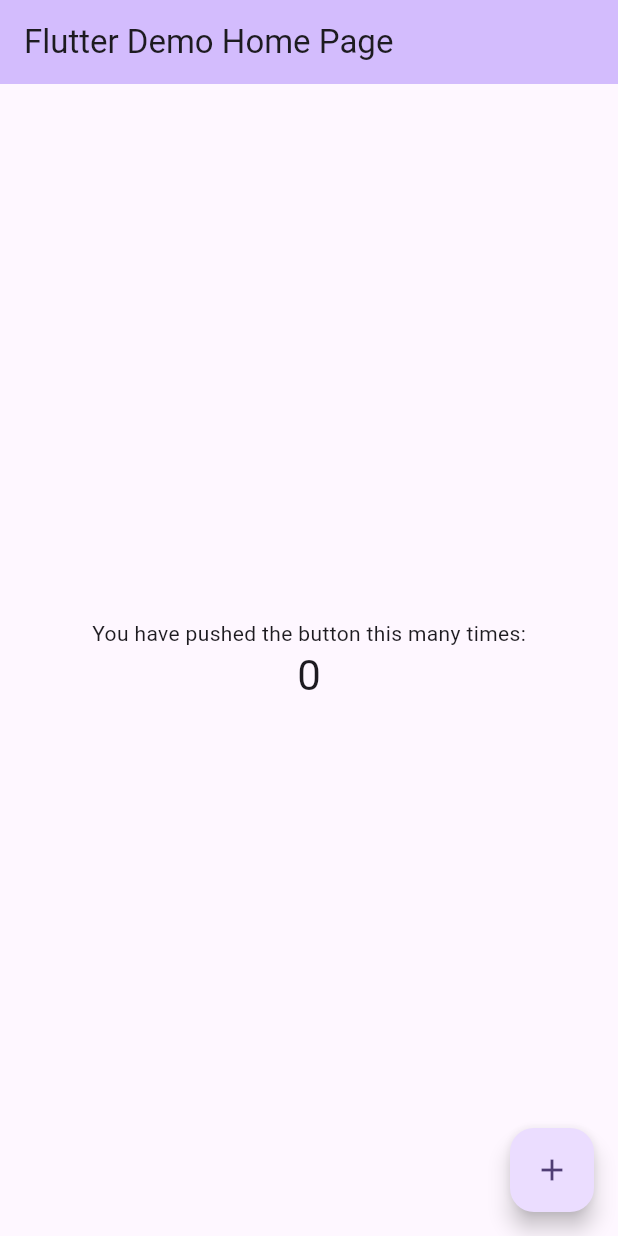
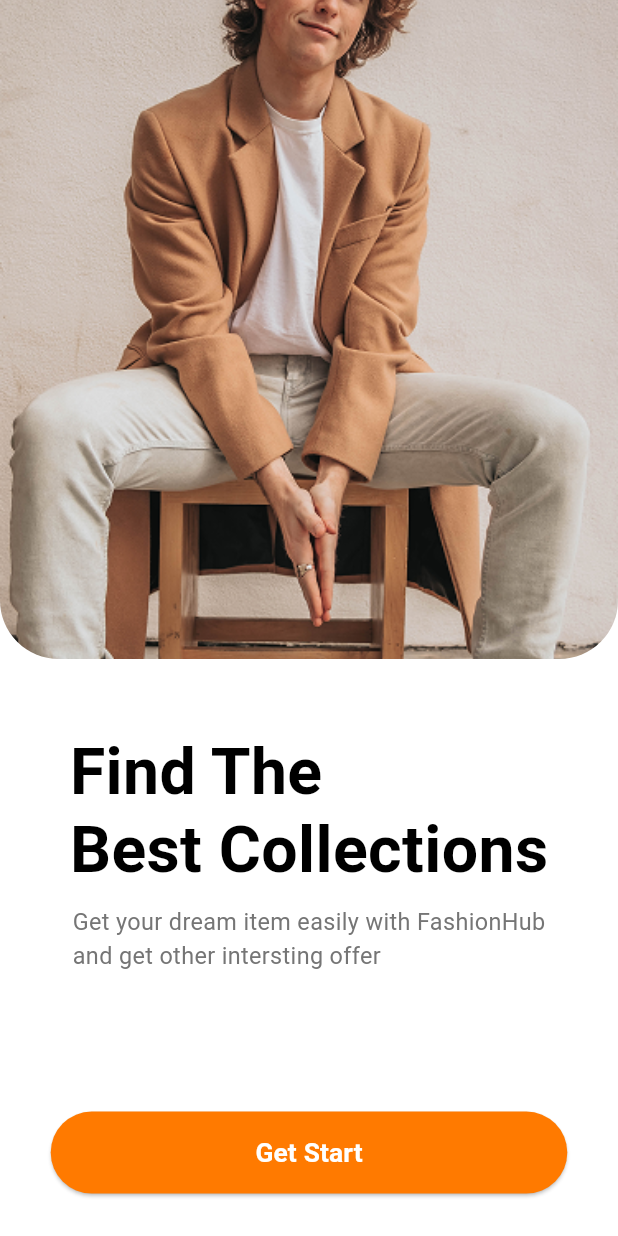
Before and after one commit to Vicky2505/Brandstore_App, a Flutter app: the screen it shows after launch, on a phone screen of 412 x 824 dp. Run offline on Flutter 3.47's test engine with Material 3 defaults, Android fonts, the light colour scheme and no system bars; our stand-ins replace flutter_screenutil; Roboto replaces fonts that are missing (Poppins).

Commit message:
completed onboarding screen

```diff
--- a/lib/main.dart
+++ b/lib/main.dart
@@ -1,4 +1,6 @@
+import 'package:brandstore/ui/onboarding_screen.dart';
 import 'package:flutter/material.dart';
+import 'package:flutter_screenutil/flutter_screenutil.dart';
 
 void main() {
   runApp(const MyApp());
@@ -7,116 +9,24 @@ void main() {
 class MyApp extends StatelessWidget {
   const MyApp({super.key});
 
-  // This widget is the root of your application.
   @override
   Widget build(BuildContext context) {
-    return MaterialApp(
-      title: 'Flutter Demo',
-      theme: ThemeData(
-        // This is the theme of your application.
-        //
-        // TRY THIS: Try running your application with "flutter run". You'll see
-        // the application has a purple toolbar. Then, without quitting the app,
-        // try changing the seedColor in the colorScheme below to Colors.green
-        // and then invoke "hot reload" (save your changes or press the "hot
-        // reload" button in a Flutter-supported IDE, or press "r" if you used
-        // the command line to start the app).
-        //
-        // Notice that the counter didn't reset back to zero; the application
-        // state is not lost during the reload. To reset the state, use hot
-        // restart instead.
-        //
-        // This works for code too, not just values: Most code changes can be
-        // tested with just a hot reload.
-        colorScheme: ColorScheme.fromSeed(seedColor: Colors.deepPurple),
-      ),
-      home: const MyHomePage(title: 'Flutter Demo Home Page'),
+    return ScreenUtilInit(
+      designSize: const Size(390, 844),
+      minTextAdapt: true,
+      splitScreenMode: true,
+      builder: (context, child) {
+        return MaterialApp(
+          debugShowCheckedModeBanner: false,
+          title: 'BrandStore App',
+          theme: ThemeData(
+            fontFamily: 'Poppins',
+            scaffoldBackgroundColor: Colors.white,
+            useMaterial3: true,
+          ),
+          home: const OnboardingScreen(),
+        );
+      },
     );
   }
 }
-
-class MyHomePage extends StatefulWidget {
-  const MyHomePage({super.key, required this.title});
-
-  // This widget is the home page of your application. It is stateful, meaning
-  // that it has a State object (defined below) that contains fields that affect
-  // how it looks.
-
-  // This class is the configuration for the state. It holds the values (in this
-  // case the title) provided by the parent (in this case the App widget) and
-  // used by the build method of the State. Fields in a Widget subclass are
-  // always marked "final".
-
-  final String title;
-
-  @override
-  State<MyHomePage> createState() => _MyHomePageState();
-}
-
-class _MyHomePageState extends State<MyHomePage> {
-  int _counter = 0;
-
-  void _incrementCounter() {
-    setState(() {
-      // This call to setState tells the Flutter framework that something has
-      // changed in this State, which causes it to rerun the build method below
-      // so that the display can reflect the updated values. If we changed
-      // _counter without calling setState(), then the build method would not be
-      // called again, and so nothing would appear to happen.
-      _counter++;
-    });
-  }
-
-  @override
-  Widget build(BuildContext context) {
-    // This method is rerun every time setState is called, for instance as done
-    // by the _incrementCounter method above.
-    //
-    // The Flutter framework has been optimized to make rerunning build methods
-    // fast, so that you can just rebuild anything that needs updating rather
-    // than having to individually change instances of widgets.
-    return Scaffold(
-      appBar: AppBar(
-        // TRY THIS: Try changing the color here to a specific color (to
-        // Colors.amber, perhaps?) and trigger a hot reload to see the AppBar
-        // change color while the other colors stay the same.
-        backgroundColor: Theme.of(context).colorScheme.inversePrimary,
-        // Here we take the value from the MyHomePage object that was created by
-        // the App.build method, and use it to set our appbar title.
-        title: Text(widget.title),
-      ),
-      body: Center(
-        // Center is a layout widget. It takes a single child and positions it
-        // in the middle of the parent.
-        child: Column(
-          // Column is also a layout widget. It takes a list of children and
-          // arranges them vertically. By default, it sizes itself to fit its
-          // children horizontally, and tries to be as tall as its parent.
-          //
-          // Column has various properties to control how it sizes itself and
-          // how it positions its children. Here we use mainAxisAlignment to
-          // center the children vertically; the main axis here is the vertical
-          // axis because Columns are vertical (the cross axis would be
-          // horizontal).
-          //
-          // TRY THIS: Invoke "debug painting" (choose the "Toggle Debug Paint"
-          // action in the IDE, or press "p" in the console), to see the
-          // wireframe for each widget.
-          mainAxisAlignment: MainAxisAlignment.center,
-          children: <Widget>[
-            const Text('You have pushed the button this many times:'),
-            Text(
-              '$_counter',
-              style: Theme.of(context).textTheme.headlineMedium,
-            ),
-          ],
-        ),
-      ),
-      floatingActionButton: FloatingActionButton(
-        onPressed: _incrementCounter,
-        tooltip: 'Increment',
-        child: const Icon(Icons.add),
-      ), // This trailing comma makes auto-formatting nicer for build methods.
-    );
-  }
-}
--- /dev/null
+++ b/lib/ui/onboarding_screen.dart
@@ -0,0 +1,69 @@
+import 'package:flutter/material.dart';
+import 'package:flutter_screenutil/flutter_screenutil.dart';
+import '../../widgets/custom_button.dart';
+
+class OnboardingScreen extends StatelessWidget {
+  const OnboardingScreen({super.key});
+
+  @override
+  Widget build(BuildContext context) {
+    return Scaffold(
+      body: SafeArea(
+        child: Column(
+          children: [
+            Transform.translate(
+              offset: Offset(0, -50.h),
+              child: ClipRRect(
+                borderRadius: BorderRadius.only(
+                  bottomLeft: Radius.circular(40.r),
+                  bottomRight: Radius.circular(40.r),
+                ),
+                child: Image.asset(
+                  'images/onboarding_assets/onboarding.png',
+                  width: double.infinity,
+                  height: 500.h,
+                  fit: BoxFit.cover,
+                ),
+              ),
+            ),
+            SizedBox(height: 1.h),
+            Padding(
+              padding: EdgeInsets.symmetric(horizontal: 24.w),
+              child: Text(
+                'Find The\nBest Collections',
+                style: TextStyle(
+                  fontSize: 44.sp,
+                  fontWeight: FontWeight.w600,
+                  color: Colors.black,
+                  height: 1.2,
+                ),
+              ),
+            ),
+            SizedBox(height: 10.h),
+            Padding(
+              padding: EdgeInsets.symmetric(horizontal: 24.w),
+              child: Text(
+                'Get your dream item easily with FashionHub\nand get other intersting offer',
+                style: TextStyle(
+                  fontSize: 16.sp,
+                  color: Colors.grey[600],
+                  height: 1.5,
+                ),
+              ),
+            ),
+            const Spacer(),
+            Padding(
+              padding: EdgeInsets.symmetric(horizontal: 32.w, vertical: 29.h),
+              child: CustomButton(
+                text: 'Get Start',
+                onTap: () {
+                  Navigator.pushNamed(context, '/home');
+                },
+              ),
+            ),
+          ],
+        ),
+      ),
+    );
+  }
+}
--- /dev/null
+++ b/lib/widgets/custom_button.dart
@@ -0,0 +1,34 @@
+import 'package:flutter/material.dart';
+import 'package:flutter_screenutil/flutter_screenutil.dart';
+
+class CustomButton extends StatelessWidget {
+  final String text;
+  final VoidCallback onTap;
+
+  const CustomButton({super.key, required this.text, required this.onTap});
+
+  @override
+  Widget build(BuildContext context) {
+    return SizedBox(
+      width: double.infinity,
+      height: 56.h,
+      child: ElevatedButton(
+        onPressed: onTap,
+        style: ElevatedButton.styleFrom(
+          backgroundColor: Color(0xFFFF7A00),
+          shape: RoundedRectangleBorder(
+            borderRadius: BorderRadius.circular(32.r),
+          ),
+        ),
+        child: Text(
+          text,
+          style: TextStyle(
+            fontSize: 18.sp,
+            fontWeight: FontWeight.w600,
+            color: Colors.white,
+          ),
+        ),
+      ),
+    );
+  }
+}
```
Also changed, not shown: pubspec.yaml (+5 -3 lines), images/onboarding_assets/onboarding.png (added), lib/ui/screens/cart_screen.dart (added), lib/ui/screens/checkout_screen.dart (added), lib/ui/screens/home_screen.dart (added), lib/ui/screens/product_detail_screen.dart (added), lib/widgets/bottom_nav_bar.dart (added), lib/widgets/category_chip.dart (added), lib/widgets/product_card.dart (added), lib/widgets/size_selector.dart (added), pubspec.lock, 1 other file.
